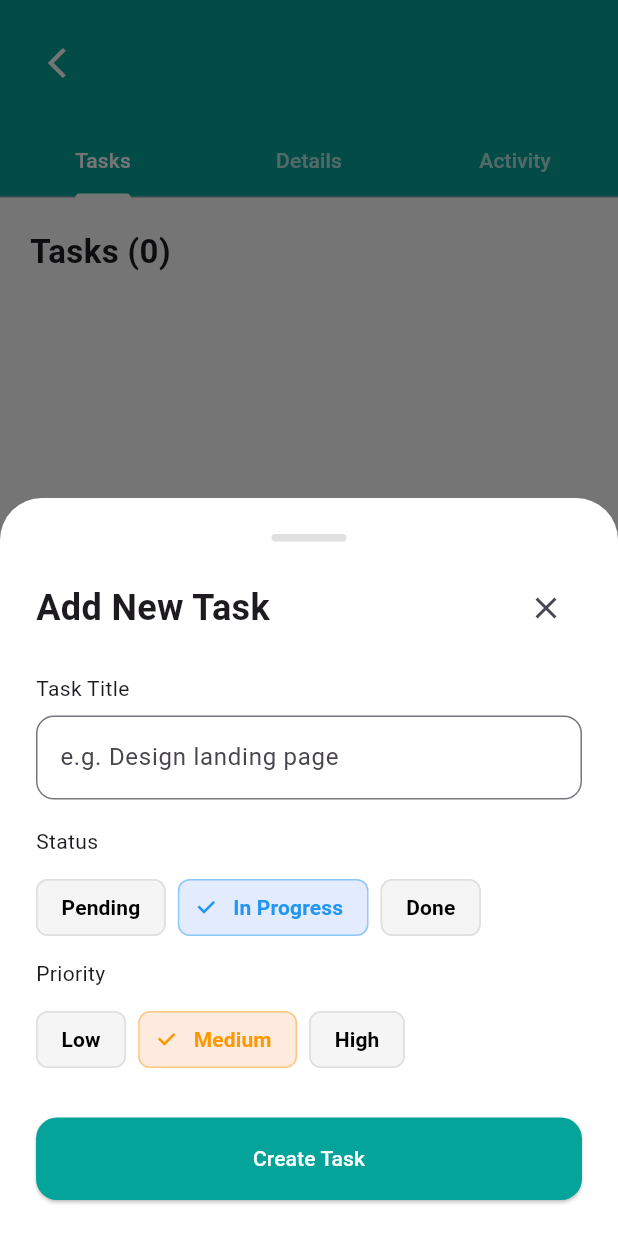
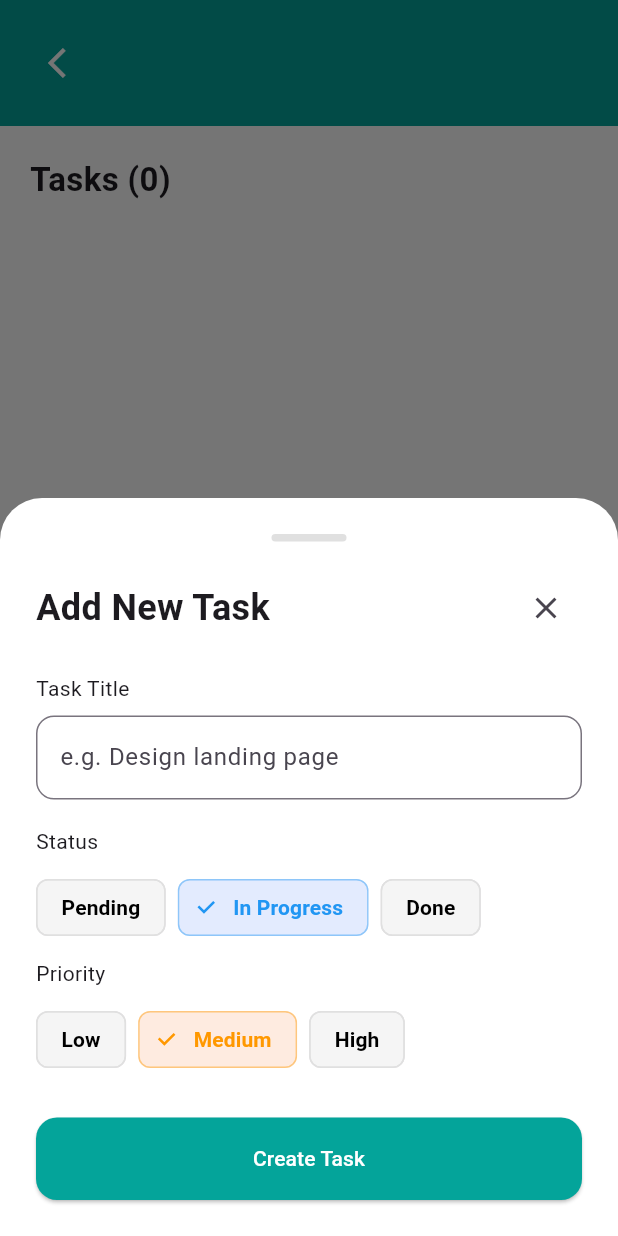
Before and after one commit to MahmoudTareek/ElectroPi, a Flutter app: the ProjectDetailsScreen screen opened directly with empty values, after a tap on the "add" icon, on a phone screen of 412 x 824 dp. Run offline on Flutter 3.47's test engine with Material 3 defaults, Android fonts, the phone set to English and light mode, and no system bars; our stand-ins replace dio, flutter_bloc, fluttertoast, shared_preferences, smooth_page_indicator; accounts and stored records are empty; network calls fail.

Commit message:
Details Screen commit

```diff
--- a/lib/modules/Project_Details_Screen.dart
+++ b/lib/modules/Project_Details_Screen.dart
@@ -85,16 +85,6 @@ class ProjectDetailsScreen extends StatelessWidget {
                           ],
                         ),
                       ),
-                      const TabBar(
-                        indicatorColor: Colors.white,
-                        labelColor: Colors.white,
-                        unselectedLabelColor: Colors.white70,
-                        tabs: [
-                          Tab(text: "Tasks"),
-                          Tab(text: "Details"),
-                          Tab(text: "Activity"),
-                        ],
-                      ),
                     ],
                   ),
                 ),
@@ -177,7 +167,6 @@ class ProjectDetailsScreen extends StatelessWidget {
                           ],
                         ),
                       ),
-                      const Center(child: Text('No Activity Yet')),
                     ],
                   ),
                 ),
```
